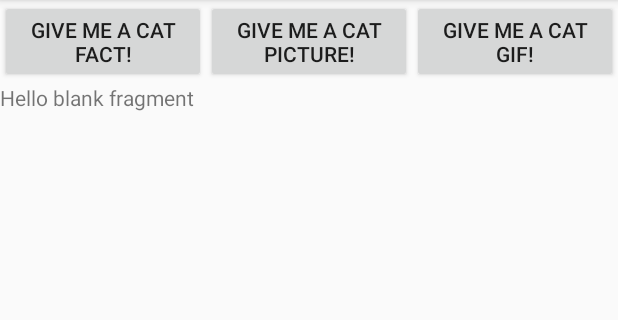
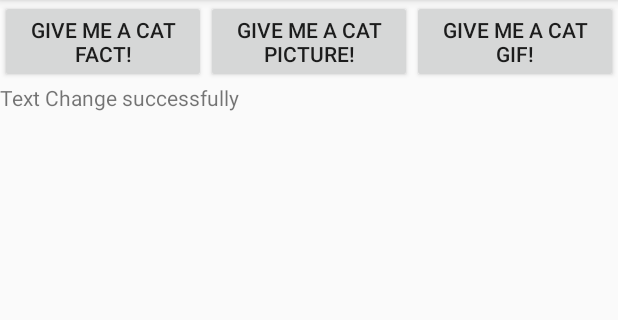
Before and after one commit to papivaan/awesomecatapp, an Android app: the screen it shows after launch (MainActivity), after a tap on "GIVE ME A CAT FACT!", on a phone screen of 412 x 824 dp, the part 84-404 px from its top. Run offline under Robolectric (Android 15) with nearby library versions, the phone set to English and light mode, and no system bars.

Commit message:
Saatu jotenkuten toimimaan CatFact-nappi. Vaihtaa nyt kerran tekstiä.

```diff
--- a/app/src/main/AndroidManifest.xml
+++ b/app/src/main/AndroidManifest.xml
@@ -15,7 +15,6 @@
                 <category android:name="android.intent.category.LAUNCHER" />
             </intent-filter>
         </activity>
-        <activity android:name=".DisplayMessageActivity"></activity>
     </application>
 
 </manifest>
--- a/app/src/main/java/com/example/awesomecatapp/ArticleFragment.java
+++ b/app/src/main/java/com/example/awesomecatapp/ArticleFragment.java
@@ -6,6 +6,7 @@ import android.support.v4.app.Fragment;
 import android.view.LayoutInflater;
 import android.view.View;
 import android.view.ViewGroup;
+import android.widget.TextView;
 
 
 /**
@@ -26,5 +27,4 @@ public class ArticleFragment extends Fragment {
         return inflater.inflate(R.layout.fragment_article, container, false);
     }
 
-
 }
--- a/app/src/main/java/com/example/awesomecatapp/MainActivity.java
+++ b/app/src/main/java/com/example/awesomecatapp/MainActivity.java
@@ -4,44 +4,75 @@ import android.content.Intent;
 import android.support.v7.app.AppCompatActivity;
 import android.os.Bundle;
 import android.view.View;
+import android.widget.Button;
 import android.widget.EditText;
+import android.widget.TextView;
+
+import org.w3c.dom.Document;
+import org.w3c.dom.Element;
+import org.w3c.dom.NamedNodeMap;
+import org.w3c.dom.Node;
+import org.w3c.dom.NodeList;
+import org.xml.sax.SAXException;
+
+import java.io.File;
+import java.io.IOException;
+
+import javax.xml.parsers.DocumentBuilder;
+import javax.xml.parsers.DocumentBuilderFactory;
+import javax.xml.parsers.ParserConfigurationException;
+import javax.xml.transform.Transformer;
+import javax.xml.transform.TransformerConfigurationException;
+import javax.xml.transform.TransformerException;
+import javax.xml.transform.TransformerFactory;
+import javax.xml.transform.dom.DOMSource;
+import javax.xml.transform.stream.StreamResult;
+import javax.xml.xpath.XPath;
+import javax.xml.xpath.XPathConstants;
+import javax.xml.xpath.XPathExpressionException;
+import javax.xml.xpath.XPathFactory;
 
 
 public class MainActivity extends AppCompatActivity {
-    public final static String EXTRA_MESSAGE = "com.example.awesomecatapp.MESSAGE";
 
-    ArticleFragment articleFragment = new ArticleFragment();
+    TextView newText;
+    Button changeText;
 
     @Override
     protected void onCreate(Bundle savedInstanceState) {
         super.onCreate(savedInstanceState);
         setContentView(R.layout.activity_main);
+
+        newText = (TextView)findViewById(R.id.text_box);
+        changeText = (Button)findViewById(R.id.factButton);
+
+        changeText.setOnClickListener(new View.OnClickListener() {
+
+            @Override
+            public void onClick(View v) {
+
+
+
+                //Set Text on button click via this function.
+                newText.setText("Text Change successfully");
+
+            }
+        });
     }
 
 
-    /**
-     * Called when user clicks the "Send" button
-     * @param view View that was clicked
-     */
-    public void sendMessage(View view) {
-        /*
-        Intent intent = new Intent(this, DisplayMessageActivity.class);
-        EditText editText = (EditText) findViewById(R.id.edit_message);
-        String message = editText.getText().toString();
-        intent.putExtra(EXTRA_MESSAGE, message);
-        startActivity(intent);
-        */
-    }
 
 
     /** Shows a random cat fact */
     public void showFact(View view) {
-        Intent intent = new Intent(this, ShowFactFragment.class);
         String testMessage = "Here you go, this should be a cat fact!";
-        intent.putExtra(EXTRA_MESSAGE, testMessage);
+
         //TODO: Jatka tätä, en tiedä mitä pitäs tehhä täsä
 
+
     }
+
+
 
 
     /** Shows a random cat picture */
--- a/app/src/main/res/layout/activity_main.xml
+++ b/app/src/main/res/layout/activity_main.xml
@@ -12,6 +12,7 @@
         android:layout_height="wrap_content"
         android:orientation="horizontal">
         <Button
+            android:id="@+id/factButton"
             android:layout_weight="1"
             android:layout_width="0dp"
             android:layout_height="wrap_content"
@@ -36,13 +37,11 @@
         android:layout_width="match_parent"
         android:layout_height="wrap_content"
         android:orientation="horizontal">
-        <fragment android:name="com.example.awesomecatapp.ArticleFragment"
-            android:id="@+id/article_fragment"
-            android:layout_weight="2"
-            android:layout_width="0dp"
+        <TextView
+            android:id="@+id/text_box"
+            android:layout_width="match_parent"
             android:layout_height="match_parent"
-            tools:layout="@layout/fragment_article">
+            android:text="@string/catFact" />
 
-        </fragment>
     </LinearLayout>
 </LinearLayout>
--- a/app/src/main/res/values/strings.xml
+++ b/app/src/main/res/values/strings.xml
@@ -7,4 +7,6 @@
 
     <!-- TODO: Remove or change this placeholder text -->
     <string name="hello_blank_fragment">Hello blank fragment</string>
+
+    <string name="catFact">Here you go fine sir, a cat fact!</string>
 </resources>
```
Also changed, not shown: app/src/main/java/com/example/awesomecatapp/DisplayMessageActivity.java (deleted, +0 -25 lines).
